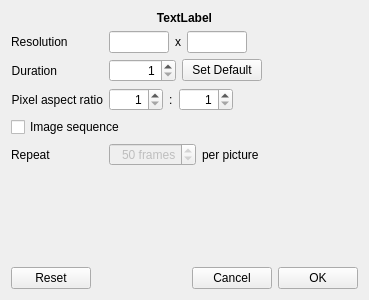
This is src/shotcut/src/widgets/imageproducerwidget.ui in hansewu/MovieMator as Qt 5 draws it before an edit. The edited form follows.
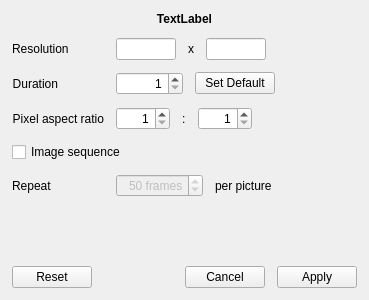
This is the edited form. Custom widgets are drawn as their Qt base class.

```diff
--- a/src/shotcut/src/widgets/imageproducerwidget.ui
+++ b/src/shotcut/src/widgets/imageproducerwidget.ui
@@ -14,6 +14,21 @@
    <string>Form</string>
   </property>
   <layout class="QVBoxLayout" name="verticalLayout">
+   <property name="spacing">
+    <number>12</number>
+   </property>
+   <property name="leftMargin">
+    <number>12</number>
+   </property>
+   <property name="topMargin">
+    <number>12</number>
+   </property>
+   <property name="rightMargin">
+    <number>12</number>
+   </property>
+   <property name="bottomMargin">
+    <number>12</number>
+   </property>
    <item>
     <widget class="QLabel" name="filenameLabel">
      <property name="font">
@@ -308,7 +323,7 @@
      <item>
       <widget class="QPushButton" name="okButton">
        <property name="text">
-        <string>OK</string>
+        <string>Apply</string>
        </property>
       </widget>
      </item>
```
